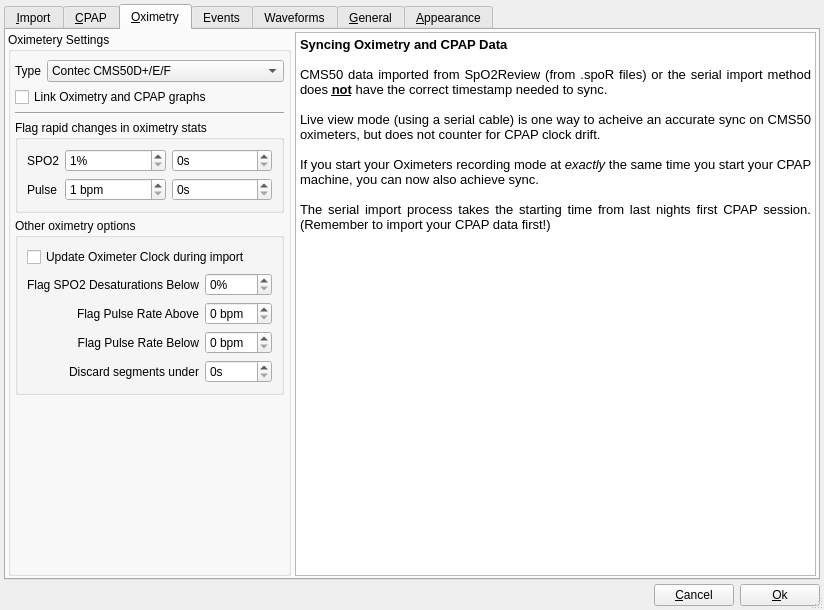
Qt form sleepyhead/preferencesdialog.ui (sbonaime/sleepyhead-code.) before a commit.
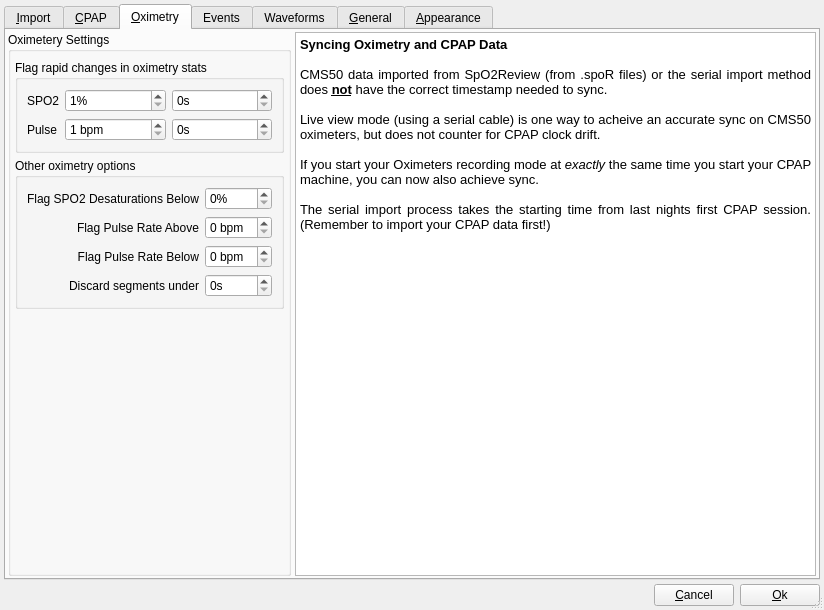
The same form after that commit. The open tabs and pages were chosen to show the change. Icons and pictures are not drawn.

Commit message: Move oximeter select combo to Oximetery wizard, add a panel with some CMS50I/F device related stuff

Patch:
```diff
--- a/sleepyhead/preferencesdialog.ui
+++ b/sleepyhead/preferencesdialog.ui
@@ -1258,7 +1258,90 @@
           <property name="spacing">
            <number>5</number>
           </property>
-          <item row="4" column="0" colspan="2">
+          <item row="2" column="0" colspan="2">
+           <widget class="QGroupBox" name="groupBox_3">
+            <property name="title">
+             <string>Other oximetry options</string>
+            </property>
+            <layout class="QGridLayout" name="gridLayout_13">
+             <item row="0" column="1">
+              <widget class="QSpinBox" name="oxiDesaturationThreshold">
+               <property name="suffix">
+                <string>%</string>
+               </property>
+              </widget>
+             </item>
+             <item row="2" column="1">
+              <widget class="QSpinBox" name="flagPulseBelow">
+               <property name="suffix">
+                <string> bpm</string>
+               </property>
+              </widget>
+             </item>
+             <item row="3" column="1">
+              <widget class="QSpinBox" name="oxiDiscardThreshold">
+               <property name="toolTip">
+                <string>Small chunks of oximetry data under this amount will be discarded.</string>
+               </property>
+               <property name="suffix">
+                <string>s</string>
+               </property>
+               <property name="maximum">
+                <number>300</number>
+               </property>
+              </widget>
+             </item>
+             <item row="3" column="0">
+              <widget class="QLabel" name="label_33">
+               <property name="text">
+                <string>Discard segments under</string>
+               </property>
+               <property name="alignment">
+                <set>Qt::AlignRight|Qt::AlignTrailing|Qt::AlignVCenter</set>
+               </property>
+              </widget>
+             </item>
+             <item row="1" column="1">
+              <widget class="QSpinBox" name="flagPulseAbove">
+               <property name="suffix">
+                <string> bpm</string>
+               </property>
+              </widget>
+             </item>
+             <item row="0" column="0">
+              <widget class="QLabel" name="label_52">
+               <property name="text">
+                <string>Flag SPO2 Desaturations Below</string>
+               </property>
+               <property name="alignment">
+                <set>Qt::AlignRight|Qt::AlignTrailing|Qt::AlignVCenter</set>
+               </property>
+              </widget>
+             </item>
+             <item row="2" column="0">
+              <widget class="QLabel" name="label_54">
+               <property name="text">
+                <string>Flag Pulse Rate Below</string>
+               </property>
+               <property name="alignment">
+                <set>Qt::AlignRight|Qt::AlignTrailing|Qt::AlignVCenter</set>
+               </property>
+              </widget>
+             </item>
+             <item row="1" column="0">
+              <widget class="QLabel" name="label_53">
+               <property name="text">
+                <string>Flag Pulse Rate Above</string>
+               </property>
+               <property name="alignment">
+                <set>Qt::AlignRight|Qt::AlignTrailing|Qt::AlignVCenter</set>
+               </property>
+              </widget>
+             </item>
+            </layout>
+           </widget>
+          </item>
+          <item row="1" column="0" colspan="2">
            <widget class="QGroupBox" name="groupBox_4">
             <property name="title">
              <string>Flag rapid changes in oximetry stats</string>
@@ -1351,166 +1434,7 @@
             </layout>
            </widget>
           </item>
-          <item row="5" column="0" colspan="2">
-           <widget class="QGroupBox" name="groupBox_3">
-            <property name="title">
-             <string>Other oximetry options</string>
-            </property>
-            <layout class="QGridLayout" name="gridLayout_13">
-             <item row="1" column="1">
-              <widget class="QSpinBox" name="oxiDesaturationThreshold">
-               <property name="suffix">
-                <string>%</string>
-               </property>
-              </widget>
-             </item>
-             <item row="2" column="1">
-              <widget class="QSpinBox" name="flagPulseAbove">
-               <property name="suffix">
-                <string> bpm</string>
-               </property>
-              </widget>
-             </item>
-             <item row="3" column="1">
-              <widget class="QSpinBox" name="flagPulseBelow">
-               <property name="suffix">
-                <string> bpm</string>
-               </property>
-              </widget>
-             </item>
-             <item row="4" column="1">
-              <widget class="QSpinBox" name="oxiDiscardThreshold">
-               <property name="toolTip">
-                <string>Small chunks of oximetry data under this amount will be discarded.</string>
-               </property>
-               <property name="suffix">
-                <string>s</string>
-               </property>
-               <property name="maximum">
-                <number>300</number>
-               </property>
-              </widget>
-             </item>
-             <item row="1" column="0">
-              <widget class="QLabel" name="label_52">
-               <property name="text">
-                <string>Flag SPO2 Desaturations Below</string>
-               </property>
-               <property name="alignment">
-                <set>Qt::AlignRight|Qt::AlignTrailing|Qt::AlignVCenter</set>
-               </property>
-              </widget>
-             </item>
-             <item row="4" column="0">
-              <widget class="QLabel" name="label_33">
-               <property name="text">
-                <string>Discard segments under</string>
-               </property>
-               <property name="alignment">
-                <set>Qt::AlignRight|Qt::AlignTrailing|Qt::AlignVCenter</set>
-               </property>
-              </widget>
-             </item>
-             <item row="2" column="0">
-              <widget class="QLabel" name="label_53">
-               <property name="text">
-                <string>Flag Pulse Rate Above</string>
-               </property>
-               <property name="alignment">
-                <set>Qt::AlignRight|Qt::AlignTrailing|Qt::AlignVCenter</set>
-               </property>
-              </widget>
-             </item>
-             <item row="3" column="0">
-              <widget class="QLabel" name="label_54">
-               <property name="text">
-                <string>Flag Pulse Rate Below</string>
-               </property>
-               <property name="alignment">
-                <set>Qt::AlignRight|Qt::AlignTrailing|Qt::AlignVCenter</set>
-               </property>
-              </widget>
-             </item>
-             <item row="0" column="0" colspan="2">
-              <widget class="QCheckBox" name="syncOximeterClock">
-               <property name="toolTip">
-                <string>If your oximeter supports it, SleepyHead will attempt to set your Oximeters clock from your computers time.</string>
-               </property>
-               <property name="text">
-                <string>Update Oximeter Clock during import</string>
-               </property>
-              </widget>
-             </item>
-            </layout>
-           </widget>
-          </item>
-          <item row="0" column="0">
-           <widget class="QLabel" name="label_20">
-            <property name="sizePolicy">
-             <sizepolicy hsizetype="Fixed" vsizetype="Preferred">
-              <horstretch>0</horstretch>
-              <verstretch>0</verstretch>
-             </sizepolicy>
-            </property>
-            <property name="text">
-             <string>Type</string>
-            </property>
-           </widget>
-          </item>
-          <item row="1" column="0" colspan="2">
-           <widget class="QCheckBox" name="oximetrySync">
-            <property name="sizePolicy">
-             <sizepolicy hsizetype="Fixed" vsizetype="Fixed">
-              <horstretch>0</horstretch>
-              <verstretch>0</verstretch>
-             </sizepolicy>
-            </property>
-            <property name="toolTip">
-             <string>Tries to forces the oximetry data to link with CPAP when possible.</string>
-            </property>
-            <property name="text">
-             <string>Link Oximetry and CPAP graphs</string>
-            </property>
-           </widget>
-          </item>
           <item row="3" column="0" colspan="2">
-           <widget class="Line" name="line_4">
-            <property name="orientation">
-             <enum>Qt::Horizontal</enum>
-            </property>
-           </widget>
-          </item>
-          <item row="0" column="1">
-           <widget class="QComboBox" name="oximetryType">
-            <property name="sizePolicy">
-             <sizepolicy hsizetype="Minimum" vsizetype="Fixed">
-              <horstretch>0</horstretch>
-              <verstretch>0</verstretch>
-             </sizepolicy>
-            </property>
-            <item>
-             <property name="text">
-              <string>Contec CMS50D+/E/F</string>
-             </property>
-            </item>
-            <item>
-             <property name="text">
-              <string>Contec CMS50F v3.7+</string>
-             </property>
-            </item>
-            <item>
-             <property name="text">
-              <string>ChoiceMMed MD300W1</string>
-             </property>
-            </item>
-            <item>
-             <property name="text">
-              <string>ResMed S9 Oximeter Module</string>
-             </property>
-            </item>
-           </widget>
-          </item>
-          <item row="6" column="0" colspan="2">
            <spacer name="verticalSpacer_6">
             <property name="orientation">
              <enum>Qt::Vertical</enum>
```
Left out of the diff: 6 changed lines with no effect on the pictures. The commit also changes 10 other files.
